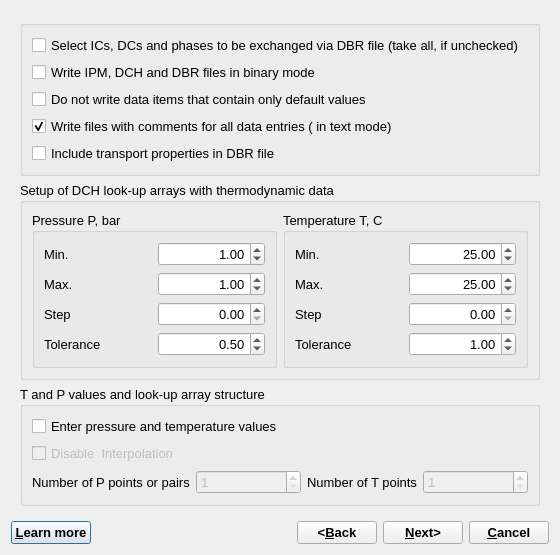
First picture: the form in GUI/Dialogs4/LookupDialog4.ui, repository gemshub/GEMSGUI, before the edit.
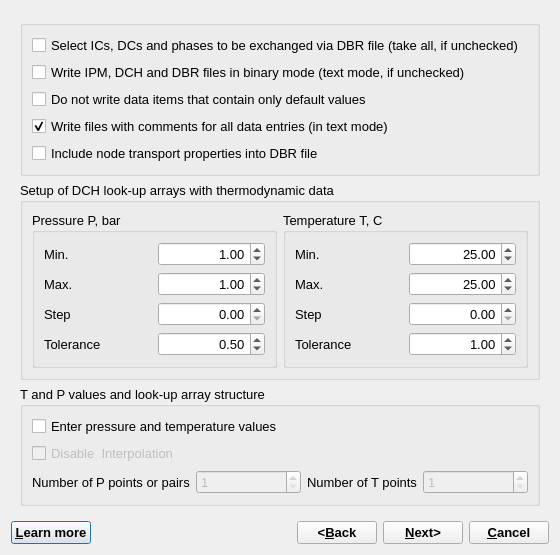
Second picture: the form after the edit.

Commit message: Modification of text comments in the LookupDialog (related to handing transport properties in DBR files); refreshed help database.

```diff
--- a/GUI/Dialogs4/LookupDialog4.ui
+++ b/GUI/Dialogs4/LookupDialog4.ui
@@ -45,7 +45,7 @@
           <item>
            <widget class="QCheckBox" name="chMode">
             <property name="text">
-             <string>Write IPM, DCH and DBR files in binary mode</string>
+             <string>Write IPM, DCH and DBR files in binary mode (text mode, if unchecked)</string>
             </property>
            </widget>
           </item>
@@ -59,7 +59,7 @@
           <item>
            <widget class="QCheckBox" name="chComment">
             <property name="text">
-             <string>Write files with comments for all data entries ( in text mode)</string>
+             <string>Write files with comments for all data entries (in text mode)</string>
             </property>
             <property name="checked">
              <bool>true</bool>
@@ -69,7 +69,7 @@
           <item>
            <widget class="QCheckBox" name="chNoNodearray">
             <property name="text">
-             <string>Include transport properties in DBR file</string>
+             <string>Include node transport properties into DBR file</string>
             </property>
             <property name="checked">
              <bool>false</bool>
```
The commit also changes 4 other files.
